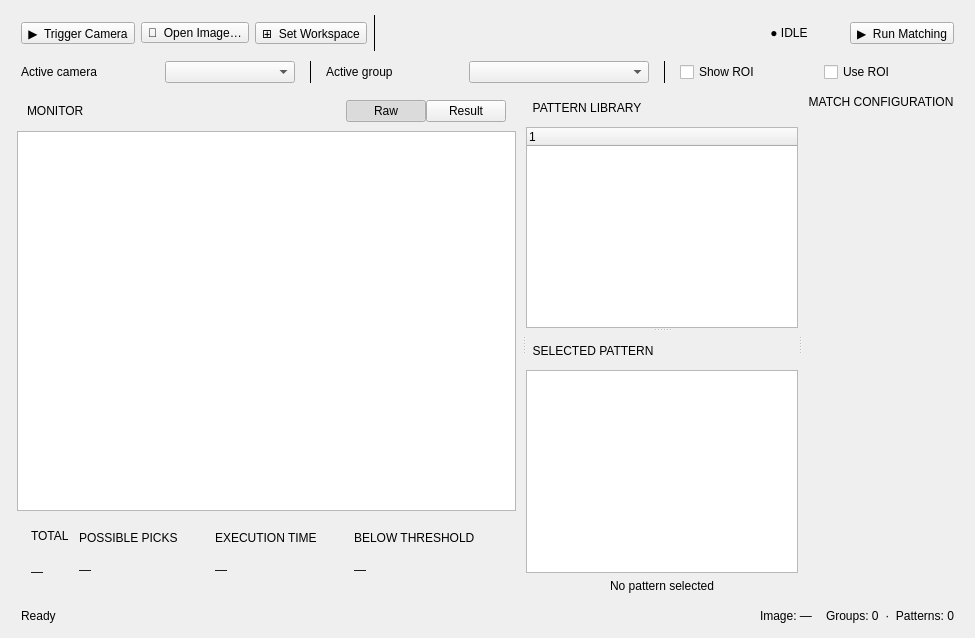
The window that src/form/task/localization_patterns_widget.ui (gstorm-b/VC_APP) describes before a commit, drawn with Qt 5.
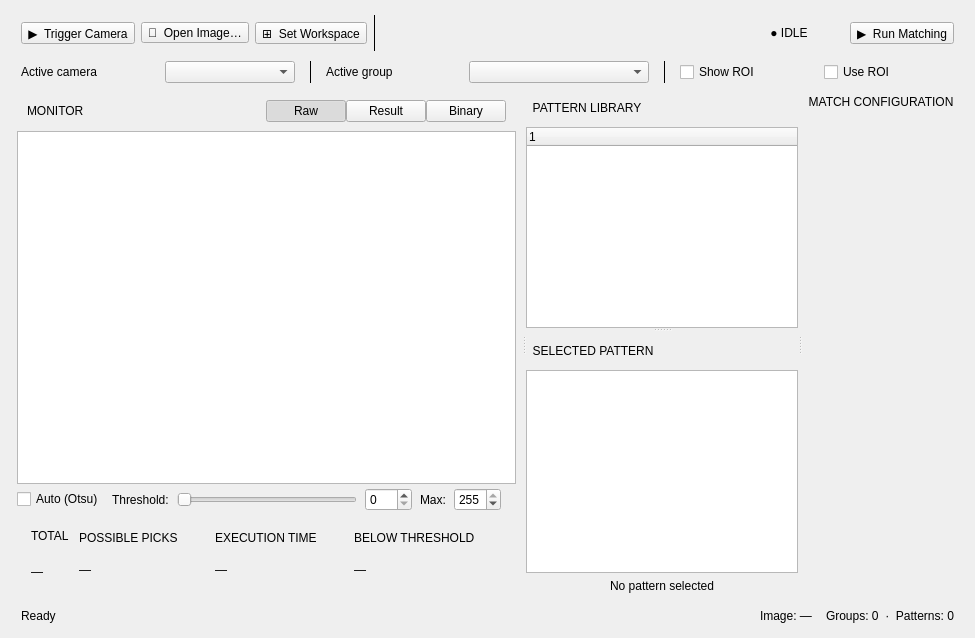
The same window after the commit. The open tabs and pages were chosen to show the change. Custom widgets are drawn as their Qt base class.

```diff
--- a/src/form/task/localization_patterns_widget.ui
+++ b/src/form/task/localization_patterns_widget.ui
@@ -327,6 +327,16 @@
             </property>
            </widget>
           </item>
+          <item>
+           <widget class="QPushButton" name="btn_view_binary">
+            <property name="text">
+             <string>Binary</string>
+            </property>
+            <property name="checkable">
+             <bool>true</bool>
+            </property>
+           </widget>
+          </item>
          </layout>
         </widget>
        </item>
@@ -379,6 +389,99 @@
            </item>
           </layout>
          </widget>
+         <widget class="QWidget" name="page_binary">
+          <layout class="QVBoxLayout" name="vl_page_binary">
+           <property name="spacing">
+            <number>4</number>
+           </property>
+           <property name="leftMargin">
+            <number>0</number>
+           </property>
+           <property name="topMargin">
+            <number>0</number>
+           </property>
+           <property name="rightMargin">
+            <number>0</number>
+           </property>
+           <property name="bottomMargin">
+            <number>0</number>
+           </property>
+           <item>
+            <widget class="ImageViewOnly" name="imageView_Binary"/>
+           </item>
+           <item>
+            <layout class="QHBoxLayout" name="hl_binary_controls">
+             <property name="spacing">
+              <number>8</number>
+             </property>
+             <item>
+              <widget class="QCheckBox" name="chk_binary_auto">
+               <property name="text">
+                <string>Auto (Otsu)</string>
+               </property>
+              </widget>
+             </item>
+             <item>
+              <widget class="QLabel" name="lbl_binary_threshold">
+               <property name="text">
+                <string>Threshold:</string>
+               </property>
+              </widget>
+             </item>
+             <item>
+              <widget class="QSlider" name="sld_binary_threshold">
+               <property name="minimum">
+                <number>0</number>
+               </property>
+               <property name="maximum">
+                <number>255</number>
+               </property>
+               <property name="orientation">
+                <enum>Qt::Orientation::Horizontal</enum>
+               </property>
+              </widget>
+             </item>
+             <item>
+              <widget class="QSpinBox" name="spn_binary_threshold">
+               <property name="minimum">
+                <number>0</number>
+               </property>
+               <property name="maximum">
+                <number>255</number>
+               </property>
+              </widget>
+             </item>
+             <item>
+              <widget class="QLabel" name="lbl_binary_maxvalue">
+               <property name="text">
+                <string>Max:</string>
+               </property>
+              </widget>
+             </item>
+             <item>
+              <widget class="QSpinBox" name="spn_binary_maxvalue">
+               <property name="minimum">
+                <number>0</number>
+               </property>
+               <property name="maximum">
+                <number>255</number>
+               </property>
+               <property name="value">
+                <number>255</number>
+               </property>
+              </widget>
+             </item>
+             <item>
+              <widget class="QLabel" name="lbl_binary_info">
+               <property name="text">
+                <string/>
+               </property>
+              </widget>
+             </item>
+            </layout>
+           </item>
+          </layout>
+         </widget>
         </widget>
        </item>
        <item>
```
